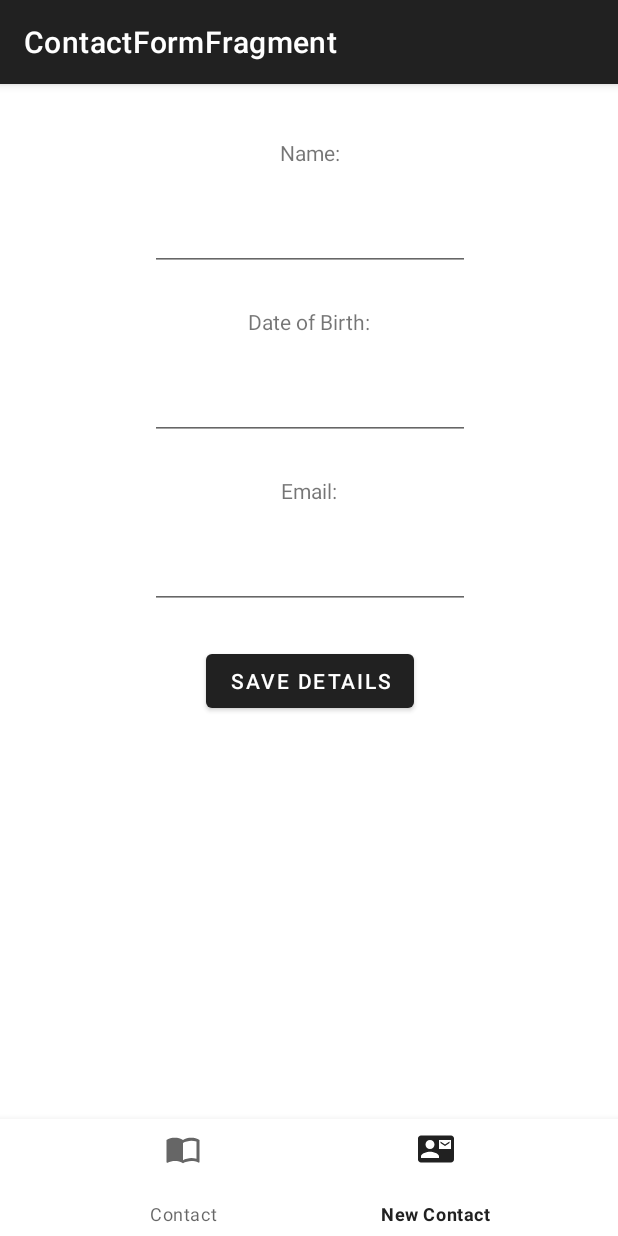
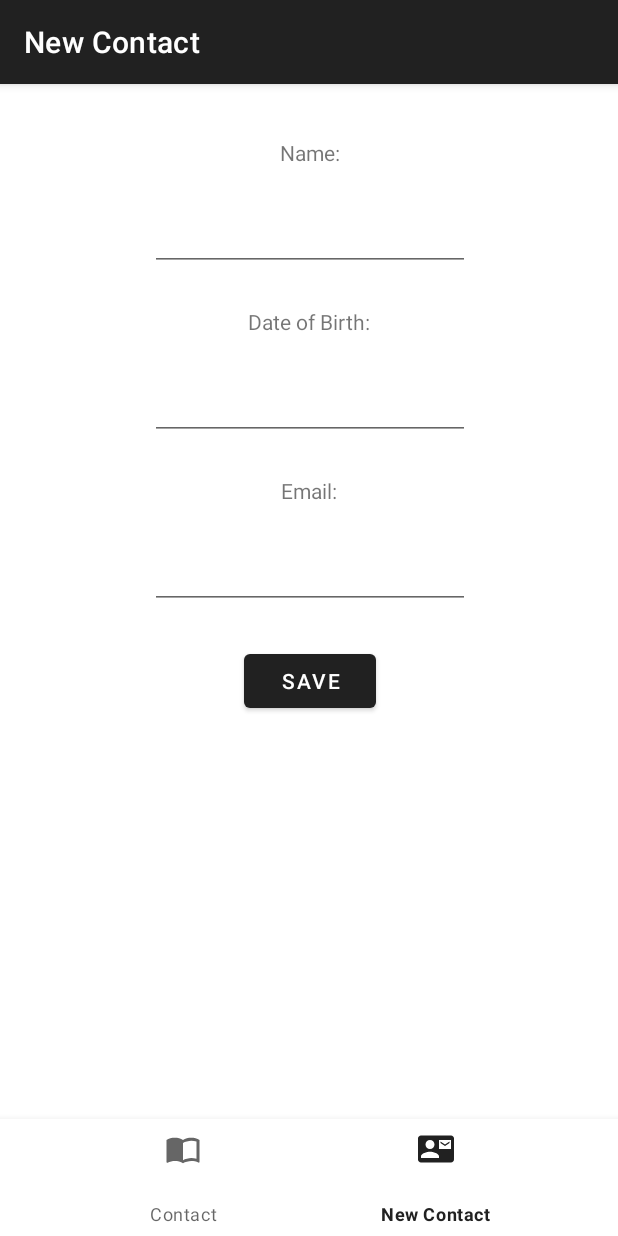
Before and after one commit to Armsss9988/ContactDB, an Android app: the screen it shows after launch (MainActivity), item 2 of the bottom bar chosen, on a phone screen of 412 x 824 dp. Run offline under Robolectric (Android 15) with nearby library versions, the phone set to English and light mode, and no system bars; our stand-ins replace Room's generated code, navigation-ui.

```diff
--- a/app/build.gradle
+++ b/app/build.gradle
@@ -45,4 +45,6 @@ dependencies {
     testImplementation 'junit:junit:4.13.2'
     androidTestImplementation 'androidx.test.ext:junit:1.1.5'
     androidTestImplementation 'androidx.test.espresso:espresso-core:3.5.1'
+    implementation "androidx.room:room-runtime:2.5.2"
+    annotationProcessor "androidx.room:room-compiler:2.5.2"
 }
--- a/app/src/main/AndroidManifest.xml
+++ b/app/src/main/AndroidManifest.xml
@@ -15,6 +15,7 @@
         <activity
             android:name=".MainActivity"
             android:exported="true"
+            android:windowSoftInputMode="adjustResize"
             android:label="@string/app_name">
             <intent-filter>
                 <action android:name="android.intent.action.MAIN" />
--- /dev/null
+++ b/app/src/main/java/com/example/contactdb/AppDatabase/AppDatabase.java
@@ -0,0 +1,13 @@
+package com.example.contactdb.AppDatabase;
+
+// /database/AppDatabase.java
+import androidx.room.Database;
+import androidx.room.RoomDatabase;
+
+import com.example.contactdb.DAO.PersonDao;
+import com.example.contactdb.Models.Person;
+
+@Database(entities = {Person.class}, version = 1)
+public abstract class AppDatabase extends RoomDatabase {
+    public abstract PersonDao personDao();
+}
--- a/app/src/main/java/com/example/contactdb/ContactDetails/ContactDetails.java
+++ /dev/null
@@ -1,47 +0,0 @@
-package com.example.contactdb.ContactDetails;
-
-import androidx.lifecycle.ViewModelProvider;
-
-import android.os.Bundle;
-
-import androidx.annotation.NonNull;
-import androidx.annotation.Nullable;
-import androidx.fragment.app.Fragment;
-
-import android.view.LayoutInflater;
-import android.view.View;
-import android.view.ViewGroup;
-import android.widget.TextView;
-
-import com.example.contactdb.DatabaseHelper;
-import com.example.contactdb.R;
-import com.example.contactdb.databinding.FragmentContactDetailsBinding;
-
-public class ContactDetails extends Fragment {
-
-    private ContactDetailsViewModel mViewModel;
-    FragmentContactDetailsBinding binding;
-
-    public static ContactDetails newInstance() {
-        return new ContactDetails();
-    }
-
-    @Override
-    public View onCreateView(@NonNull LayoutInflater inflater, @Nullable ViewGroup container,
-                             @Nullable Bundle savedInstanceState) {
-        mViewModel = new ViewModelProvider(this).get(ContactDetailsViewModel.class);
-        binding = FragmentContactDetailsBinding.inflate(inflater,container,false);
-        // Also declares an object of our helper class
-        DatabaseHelper db = new DatabaseHelper(this.getContext());
-
-        // Call the getDetails method we created
-        String details = db.getDetails();
-
-        TextView detailsTxt = binding.detailsText;
-
-        // The text returned is just displayed
-        detailsTxt.setText(details);
-        return binding.getRoot();
-    }
-
-}
--- /dev/null
+++ b/app/src/main/java/com/example/contactdb/DAO/PersonDao.java
@@ -0,0 +1,19 @@
+package com.example.contactdb.DAO;
+
+// /dao/PersonDao.java
+import androidx.room.Dao;
+import androidx.room.Insert;
+import androidx.room.Query;
+
+import com.example.contactdb.Models.Person;
+
+import java.util.List;
+
+@Dao
+public interface PersonDao {
+    @Insert
+    long insertPerson(Person person);
+
+    @Query("SELECT * FROM persons ORDER BY name")
+    List<Person> getAllPersons();
+}
--- a/app/src/main/java/com/example/contactdb/DatabaseHelper.java
+++ /dev/null
@@ -1,113 +0,0 @@
-package com.example.contactdb;
-
-import android.content.ContentValues;
-import android.content.Context;
-import android.database.Cursor;
-import android.database.sqlite.SQLiteDatabase;
-import android.database.sqlite.SQLiteOpenHelper;
-import android.util.Log;
-
-public class DatabaseHelper extends SQLiteOpenHelper {
-    private static final String DATABASE_NAME = "sqlite_example";
-    // A set of constants to store the column and table names
-    private static final String TABLE_NAME = "persons";
-    public static final String ID_COLUMN = "person_id";
-    public static final String NAME_COLUMN = "name";
-    public static final String DOB_COLUMN = "dob";
-    public static final String EMAIL_COLUMN = "email";
-
-    private SQLiteDatabase database;
-
-    private static final String TABLE_CREATE = String.format(
-            // The SQL query to create the table
-            // %s expects a value of any type
-            // The query will be:
-            // CREATE TABLE persons(
-            //      person_id INTEGER PRIMARY KEY AUTOINCREMENT,
-            //      name TEXT,
-            //      dob TEXT,
-            //      email TEXT
-            // )
-            "CREATE TABLE %s (" +
-                    "%s INTEGER PRIMARY KEY AUTOINCREMENT, " +
-                    "%s TEXT, " +
-                    "%s TEXT, " +
-                    "%s TEXT)",
-            TABLE_NAME, ID_COLUMN, NAME_COLUMN, DOB_COLUMN, EMAIL_COLUMN
-    );
-
-    // The constructor makes a call to the method in the super class, passing the database name
-    public DatabaseHelper(Context context) {
-        super(context, DATABASE_NAME, null, 1);
-        database = getWritableDatabase();
-    }
-
-    // Overriding the onCreate() method which generates the database
-    @Override
-    public void onCreate(SQLiteDatabase db) {
-        db.execSQL(TABLE_CREATE);
-    }
-
-    // This method upgrades the database if the version number changes
-    @Override
-    public void onUpgrade(SQLiteDatabase db, int oldVersion, int newVersion) {
-        db.execSQL("DROP TABLE IF EXISTS " + TABLE_NAME);
-
-        Log.v(this.getClass().getName(), TABLE_NAME +
-                "database upgrade to version" + newVersion + " - old data lost"
-        );
-        onCreate(db);
-    }
-    // Returns the automatically generated primary key
-    public long insertDetails(String name, String dob, String email) {
-        // ContentValues represents a single table row as a key/value map
-        ContentValues rowValues = new ContentValues();
-
-        rowValues.put(NAME_COLUMN, name);
-        rowValues.put(DOB_COLUMN, dob);
-        rowValues.put(EMAIL_COLUMN, email);
-
-        return database.insertOrThrow(
-                TABLE_NAME,
-                // nullColumnHack specifies a column that will be set to null if the ContentValues argument contains no data
-                null,
-                // Inserts ContentValues into the database
-                rowValues
-        );
-    }
-
-    public String getDetails() {
-        // The query will be:
-        // SELECT person_id, name, dob, email
-        // FROM persons
-        // ORDER BY name
-        Cursor results = database.query(TABLE_NAME,
-                // Defines the query to execute
-                new String[]{ID_COLUMN, NAME_COLUMN, DOB_COLUMN, EMAIL_COLUMN},
-                null, null, null, null, NAME_COLUMN
-        );
-        String resultText = "";
-
-        // Moves to the first position of the result set
-        results.moveToFirst();
-
-        // Checks whether there are more rows in the result set
-        while (!results.isAfterLast()) {
-
-            // Extracts the values from the row
-            int id = results.getInt(0);
-            String name = results.getString(1);
-            String dob = results.getString(2);
-            String email = results.getString(3);
-
-            // Concatenates the text values
-            resultText += id + " " + name + " " + dob + " " + email + "\n";
-
-            // Moves to the next row in the result set
-            results.moveToNext();
-        }
-
-        // Returns a long string of all results
-        return resultText;
-    }
-}
--- a/app/src/main/java/com/example/contactdb/MainActivity.java
+++ b/app/src/main/java/com/example/contactdb/MainActivity.java
@@ -7,6 +7,7 @@ import androidx.navigation.fragment.NavHostFragment;
 import androidx.navigation.ui.AppBarConfiguration;
 import androidx.navigation.ui.NavigationUI;
 import android.os.Bundle;
+import android.view.WindowManager;
 
 import com.example.contactdb.databinding.ActivityMainBinding;
 import com.google.android.material.bottomnavigation.BottomNavigationView;
@@ -32,6 +33,7 @@ public class MainActivity extends AppCompatActivity {
 
         NavigationUI.setupActionBarWithNavController(this, navController, appBarConfiguration);
         NavigationUI.setupWithNavController(navView, navController);
+        getWindow().setSoftInputMode(WindowManager.LayoutParams.SOFT_INPUT_ADJUST_NOTHING);
 
     }
 
--- /dev/null
+++ b/app/src/main/java/com/example/contactdb/UI/ContactDetails/ContactAdapter.java
@@ -0,0 +1,52 @@
+package com.example.contactdb.UI.ContactDetails;
+
+import android.view.LayoutInflater;
+import android.view.View;
+import android.view.ViewGroup;
+import android.widget.TextView;
+import androidx.annotation.NonNull;
+import androidx.recyclerview.widget.RecyclerView;
+
+
+import com.example.contactdb.Models.Person;
+import com.example.contactdb.R;
+
+import java.util.List;
+
+// ContactAdapter.java
+public class ContactAdapter extends RecyclerView.Adapter<ContactAdapter.ContactViewHolder> {
+    private List<Person> persons;
+
+    public ContactAdapter(List<Person> persons) {
+        this.persons = persons;
+    }
+
+    @NonNull
+    @Override
+    public ContactViewHolder onCreateViewHolder(@NonNull ViewGroup parent, int viewType) {
+        View itemView = LayoutInflater.from(parent.getContext()).inflate(com.example.contactdb.R.layout.item_contact_card, parent, false);
+        return new ContactViewHolder(itemView);
+    }
+
+    @Override
+    public void onBindViewHolder(@NonNull ContactViewHolder holder, int position) {
+        Person person = persons.get(position);
+        holder.personName.setText(person.name);
+        holder.personDetails.setText(person.person_id + " " + person.dob + " " + person.email);
+    }
+
+    @Override
+    public int getItemCount() {
+        return persons.size();
+    }
+
+    public static class ContactViewHolder extends RecyclerView.ViewHolder {
+        TextView personName, personDetails;
+
+        public ContactViewHolder(@NonNull View itemView) {
+            super(itemView);
+            personName = itemView.findViewById(R.id.personName);
+            personDetails = itemView.findViewById(R.id.personDetails);
+        }
+    }
+}
--- /dev/null
+++ b/app/src/main/java/com/example/contactdb/UI/ContactDetails/ContactDetails.java
@@ -0,0 +1,65 @@
+package com.example.contactdb.UI.ContactDetails;
+
+import androidx.lifecycle.ViewModelProvider;
+
+import android.os.Bundle;
+
+import androidx.annotation.NonNull;
+import androidx.annotation.Nullable;
+import androidx.fragment.app.Fragment;
+import androidx.recyclerview.widget.LinearLayoutManager;
+import androidx.recyclerview.widget.RecyclerView;
+import androidx.room.Room;
+
+import android.view.LayoutInflater;
+import android.view.View;
+import android.view.ViewGroup;
+
+import com.example.contactdb.AppDatabase.AppDatabase;
+import com.example.contactdb.Models.Person;
+import com.example.contactdb.databinding.FragmentContactDetailsBinding;
+
+import java.util.List;
+
+public class ContactDetails extends Fragment {
+
+    private ContactDetailsViewModel mViewModel;
+    FragmentContactDetailsBinding binding;
+    AppDatabase appDatabase;
+    private RecyclerView recyclerView;
+    private ContactAdapter adapter;
+
+    public static ContactDetails newInstance() {
+        return new ContactDetails();
+    }
+
+    @Override
+    public View onCreateView(@NonNull LayoutInflater inflater, @Nullable ViewGroup container,
+                             @Nullable Bundle savedInstanceState) {
+        mViewModel = new ViewModelProvider(this).get(ContactDetailsViewModel.class);
+        binding = FragmentContactDetailsBinding.inflate(inflater,container,false);
+        // Also declares an object of our helper class
+        appDatabase = Room.databaseBuilder(this.getActivity().getApplicationContext(), AppDatabase.class, "sqlite_example_db")
+                .allowMainThreadQueries() // For simplicity, don't use this in production
+                .build();
+
+        // Call the getDetails method we created
+        recyclerView = binding.recyclerView;
+        recyclerView.setLayoutManager(new LinearLayoutManager(this.getActivity().getApplicationContext()));
+
+        // The text returned is just displayed
+        List<Person> persons = appDatabase.personDao().getAllPersons();
+
+        StringBuilder detailsBuilder = new StringBuilder();
+        for (Person person : persons) {
+            detailsBuilder.append(person.person_id).append(" ")
+                    .append(person.name).append(" ")
+                    .append(person.dob).append(" ")
+                    .append(person.email).append("\n");
+        }
+        adapter = new ContactAdapter(persons);
+        recyclerView.setAdapter(adapter);
+        return binding.getRoot();
+    }
+
+}
--- a/app/src/main/java/com/example/contactdb/ContactDetails/ContactDetailsViewModel.java
+++ b/app/src/main/java/com/example/contactdb/UI/ContactDetails/ContactDetailsViewModel.java
@@ -1,4 +1,4 @@
-package com.example.contactdb.ContactDetails;
+package com.example.contactdb.UI.ContactDetails;
 
 import androidx.lifecycle.ViewModel;
 
--- a/app/src/main/java/com/example/contactdb/ContactForm/ContactFormFragment.java
+++ b/app/src/main/java/com/example/contactdb/UI/ContactForm/ContactFormFragment.java
@@ -1,24 +1,21 @@
-package com.example.contactdb.ContactForm;
+package com.example.contactdb.UI.ContactForm;
 
-import androidx.lifecycle.Observer;
 import androidx.lifecycle.ViewModelProvider;
 
-import android.content.Intent;
 import android.os.Bundle;
 import androidx.annotation.NonNull;
 import androidx.annotation.Nullable;
 import androidx.fragment.app.Fragment;
+import androidx.room.Room;
+
 import android.view.LayoutInflater;
 import android.view.View;
 import android.view.ViewGroup;
 import android.widget.Button;
-import android.widget.EditText;
 import android.widget.Toast;
 
-import com.example.contactdb.DatabaseHelper;
-import com.example.contactdb.DetailsActivity;
-import com.example.contactdb.MainActivity;
-import com.example.contactdb.R;
+import com.example.contactdb.AppDatabase.AppDatabase;
+import com.example.contactdb.Models.Person;
 import com.example.contactdb.databinding.FragmentContactFormBinding;
 
 public class ContactFormFragment extends Fragment {
@@ -29,6 +26,7 @@ public class ContactFormFragment extends Fragment {
 
     private ContactFormViewModel mViewModel;
     private FragmentContactFormBinding binding;
+    private AppDatabase appDatabase;
 
     @Override
     public View onCreateView(@NonNull LayoutInflater inflater, @Nullable ViewGroup container,
@@ -37,6 +35,9 @@ public class ContactFormFragment extends Fragment {
         binding = FragmentContactFormBinding.inflate(inflater,container,false);
         Button saveDetailsButton = binding.saveDetailsButton;
         registerLiveDataListenner();
+        appDatabase = Room.databaseBuilder(this.getActivity().getApplicationContext(), AppDatabase.class, "sqlite_example_db")
+                .allowMainThreadQueries() // For simplicity, don't use this in production
+                .build();
         saveDetailsButton.setOnClickListener(new View.OnClickListener() {
             @Override
             public void onClick(View view) {
@@ -51,8 +52,7 @@ public class ContactFormFragment extends Fragment {
         mViewModel.getTextEmail().observe(getViewLifecycleOwner(), s -> binding.emailText.setText(s));
     }
     private void saveDetails() {
-        // Creates an object of our helper class
-        DatabaseHelper dbHelper = new DatabaseHelper(this.getActivity().getApplicationContext());
+
 
 
         String name = binding.nameText.getText().toString();
@@ -60,7 +60,12 @@ public class ContactFormFragment extends Fragment {
         String email = binding.emailText.getText().toString();
 
         // Calls the insertDetails method we created
-        long personId = dbHelper.insertDetails(name, dob, email);
+        Person person = new Person();
+        person.name = name;
+        person.dob = dob;
+        person.email = email;
+
+        long personId = appDatabase.personDao().insertPerson(person);
 
         // Shows a toast with the automatically generated id
         Toast.makeText(this.getContext(), "Person has been created with id: " + personId,
--- a/app/src/main/java/com/example/contactdb/ContactForm/ContactFormViewModel.java
+++ b/app/src/main/java/com/example/contactdb/UI/ContactForm/ContactFormViewModel.java
@@ -1,4 +1,4 @@
-package com.example.contactdb.ContactForm;
+package com.example.contactdb.UI.ContactForm;
 
 import android.app.Application;
 
--- a/app/src/main/res/layout/fragment_contact_form.xml
+++ b/app/src/main/res/layout/fragment_contact_form.xml
@@ -5,7 +5,9 @@
     xmlns:app="http://schemas.android.com/apk/res-auto"
     xmlns:tools="http://schemas.android.com/tools"
     android:layout_height="match_parent"
-    android:layout_width="match_parent">
+    android:layout_width="match_parent"
+    android:windowSoftInputMode="stateVisible|adjustResize">
+
     <TextView
         android:id="@+id/name"
         android:layout_width="wrap_content"
@@ -79,7 +81,7 @@ app:layout_constraintTop_toBottomOf="@+id/name" />
         android:layout_width="wrap_content"
         android:layout_height="wrap_content"
         android:layout_marginTop="24dp"
-    android:text="Save Details"
+        android:text="Save"
         app:layout_constraintEnd_toEndOf="parent"
         app:layout_constraintStart_toStartOf="parent"
         app:layout_constraintTop_toBottomOf="@+id/emailText" />
--- a/app/src/main/res/navigation/app_nav_menu.xml
+++ b/app/src/main/res/navigation/app_nav_menu.xml
@@ -7,12 +7,12 @@
 
     <fragment
         android:id="@+id/contact"
-        android:name="com.example.contactdb.ContactDetails.ContactDetails"
-        android:label="ContactDetails"
+        android:name="com.example.contactdb.UI.ContactDetails.ContactDetails"
+        android:label="Contact Details"
         tools:layout="@layout/fragment_contact_details"/>
     <fragment
         android:id="@+id/new_contact"
-        android:name="com.example.contactdb.ContactForm.ContactFormFragment"
-        android:label="ContactFormFragment"
+        android:name="com.example.contactdb.UI.ContactForm.ContactFormFragment"
+        android:label="New Contact"
         tools:layout="@layout/fragment_contact_form"/>
 </navigation>
```
Also changed, not shown: app/src/main/java/com/example/contactdb/DetailsActivity.java (deleted, +0 -26 lines), app/src/main/java/com/example/contactdb/Models/Person.java (added, +13 -0 lines), app/src/main/res/layout/activity_details.xml (deleted, +0 -17 lines), app/src/main/res/layout/fragment_contact_details.xml (+8 -8 lines), app/src/main/res/layout/item_contact_card.xml (added, +32 -0 lines). Lines whose indentation alone changed are shown as unchanged.
